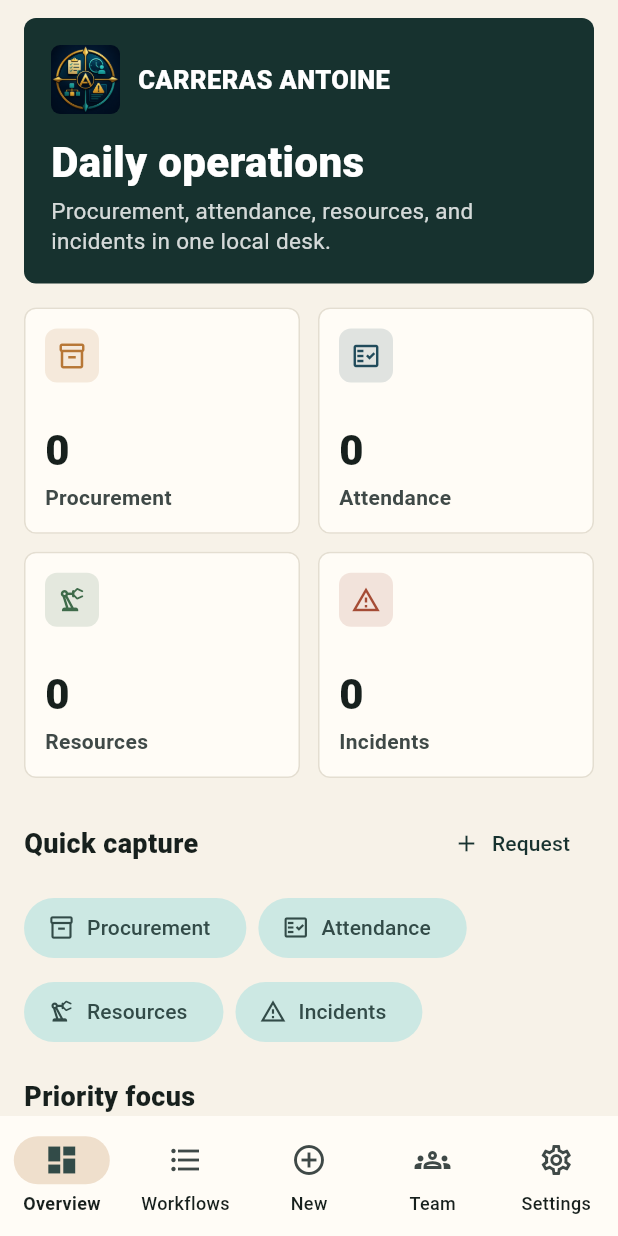
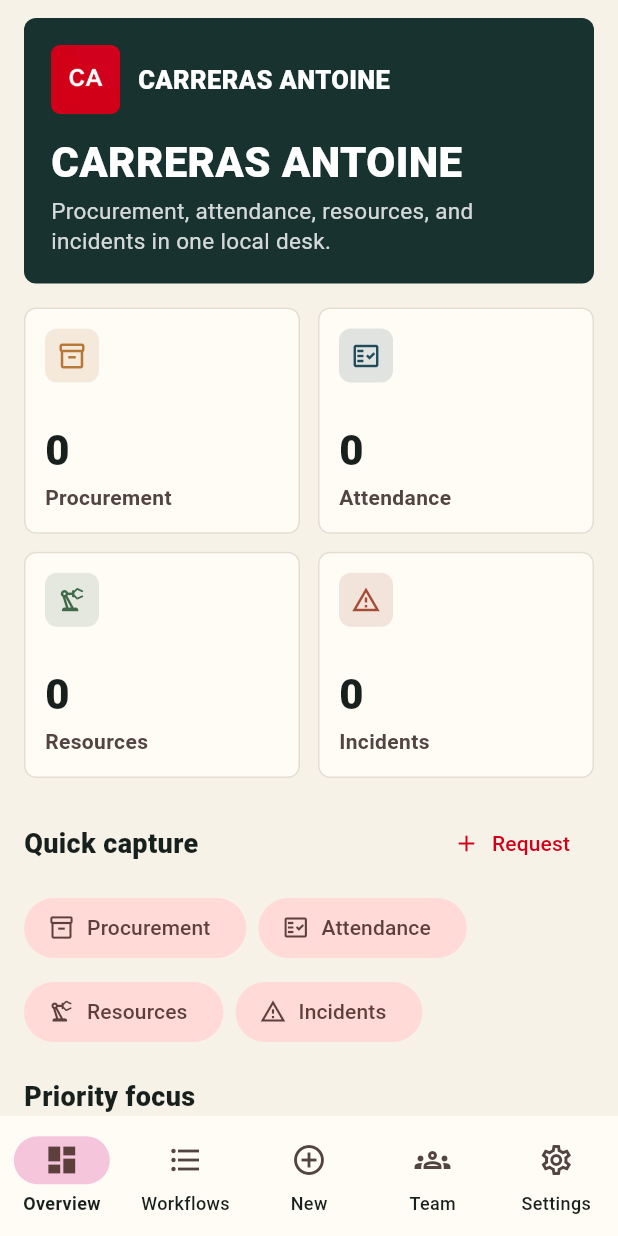
Before and after one commit to EOOrga/68d9d1041299230338d566f8, a Flutter app: the screen it shows after launch, on a phone screen of 412 x 824 dp. Run offline on Flutter 3.47's test engine with Material 3 defaults, Android fonts, the light colour scheme and no system bars; our stand-ins replace shared_preferences.

Commit message:
Create Flutter variant com.utv.carrerasantoine

```diff
--- a/lib/main.dart
+++ b/lib/main.dart
@@ -16,9 +16,9 @@
 
   @override
   Widget build(BuildContext context) {
-    const primary = Color(0xFF17322F);
-    const secondary = Color(0xFFB77736);
-    const tertiary = Color(0xFF214B5B);
+    const primary = Color(0xFFD10018);
+    const secondary = Color(0xFFD10081);
+    const tertiary = Color(0xFFD1002D);
     const background = Color(0xFFF7F2E8);
 
     final baseScheme =
@@ -504,7 +504,7 @@
       padding: const EdgeInsets.fromLTRB(16, 12, 16, 24),
       children: [
         const BrandHeader(
-          title: 'Daily operations',
+          title: 'CARRERAS ANTOINE',
           subtitle:
               'Procurement, attendance, resources, and incidents in one local desk.',
         ),
--- a/pubspec.yaml
+++ b/pubspec.yaml
@@ -1,4 +1,4 @@
-name: carreras_antoine
+name: carrerasantoine
 description: "Offline operations app for CARRERAS ANTOINE."
 publish_to: 'none'
 version: 1.0.0+1
@@ -27,6 +27,6 @@
   android: true
   ios: false
   image_path: docs/icon.png
-  adaptive_icon_background: "#F7F2E8"
+  adaptive_icon_background: "#D1002D"
   adaptive_icon_foreground: docs/icon.png
   min_sdk_android: 23
```
Also changed, not shown: docs/icon.png, 11 other files.
